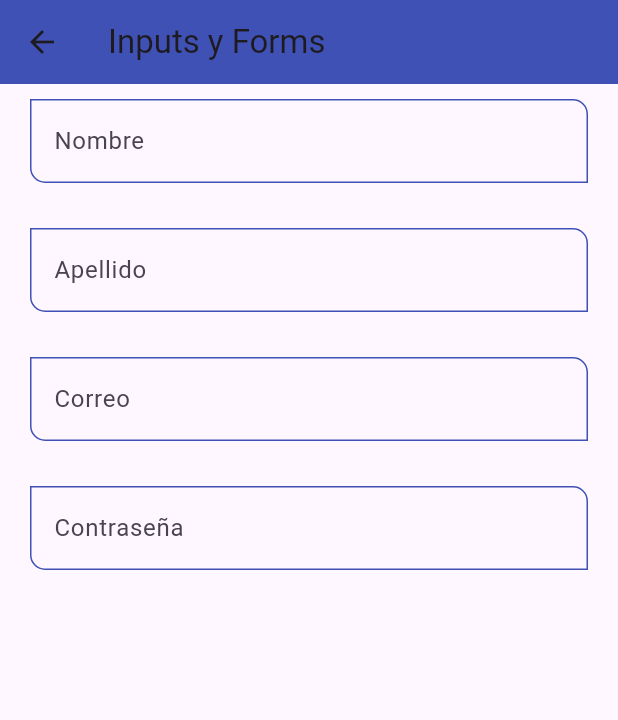
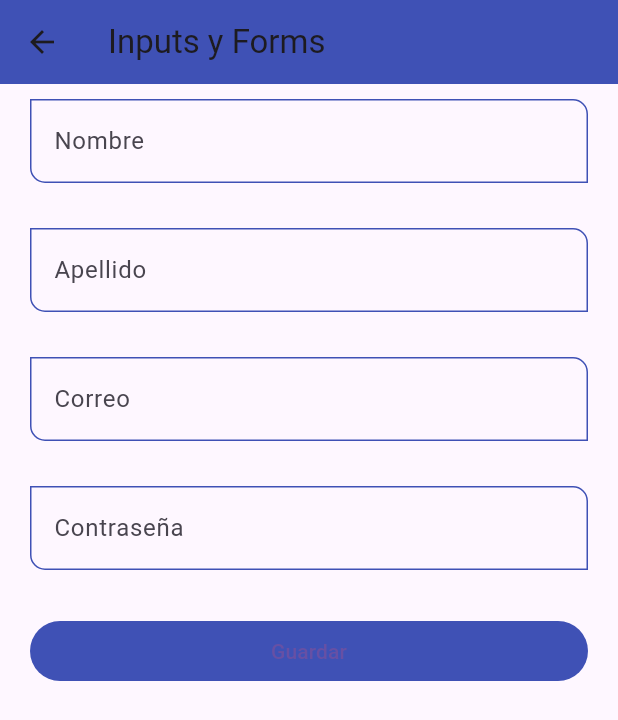
Before and after one commit to alvarofajardo917/Proyecto, a Flutter app: the InputsScreen screen opened by its route, on a phone screen of 412 x 824 dp. Shown: the top 720 px of the screen. Run offline on Flutter 3.47's test engine with Material 3 defaults, Android fonts, the phone set to English and light mode, and no system bars.

Commit message:
fecha 20-03-2024

```diff
--- a/proyecto/fl_components/fl_components/lib/screens/inputs_screen.dart
+++ b/proyecto/fl_components/fl_components/lib/screens/inputs_screen.dart
@@ -1,11 +1,23 @@
 import 'package:fl_components/widgets/widgets.dart';
 import 'package:flutter/material.dart';
+import 'package:flutter/widgets.dart';
 
 class InputsScreen extends StatelessWidget {
   const InputsScreen({Key? key}) : super(key: key);
 
   @override
   Widget build(BuildContext context) {
+
+    final GlobalKey < FormState > myFormkey = GlobalKey<FormState>();
+
+    final Map < String, String > formValues ={
+      'first_name' : 'Alvaro',
+      'last_name'  : 'Fajardo',
+      'email'      : 'alvarofajardo@gmail.com',
+      'password'   : '1234566',
+      'role'       : 'Admin'
+    };
+
     return Scaffold(
         appBar: AppBar(
           title: Text('Inputs y Forms'),
@@ -13,6 +25,8 @@ class InputsScreen extends StatelessWidget {
         body: SingleChildScrollView(
           child: Padding(
               padding: const EdgeInsets.symmetric(horizontal: 20, vertical: 10),
+              child: Form(
+                key: myFormkey,
                 child: Column(
                   children:  [
                     CustomInputField( labelText: 'Nombre', hintText: 'Nombre del usuario'),
@@ -26,7 +40,26 @@ class InputsScreen extends StatelessWidget {
 
                     CustomInputField( labelText: 'Contraseña', hintText: 'Contraseña del usuario', obscureText: true),
                     SizedBox(height: 30),
+
+                    ElevatedButton(
+                      child: const SizedBox(
+                        width: double.infinity,
+                        child:Center(child:const Text('Guardar'))
+                        ),
+                      onPressed:(){
+
+                        FocusScope.of(context).requestFocus(FocusNode());
+
+                        if(!myFormkey.currentState!.validate()){
+                          print('Formulario no valido');
+                          return;
+                        }
+                        //*imprimir valores del formulario
+                        print(formValues);
+                    },
+                    )
                   ],
+                ),
               )
               ),
         )
```
Lines whose indentation alone changed are shown as unchanged.
